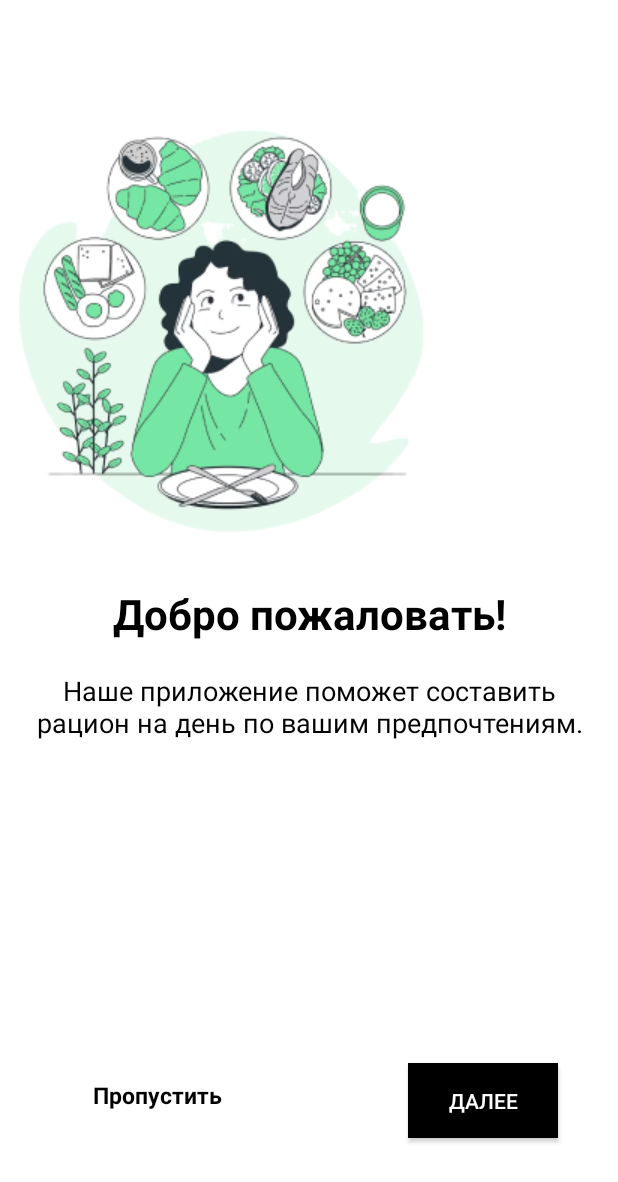
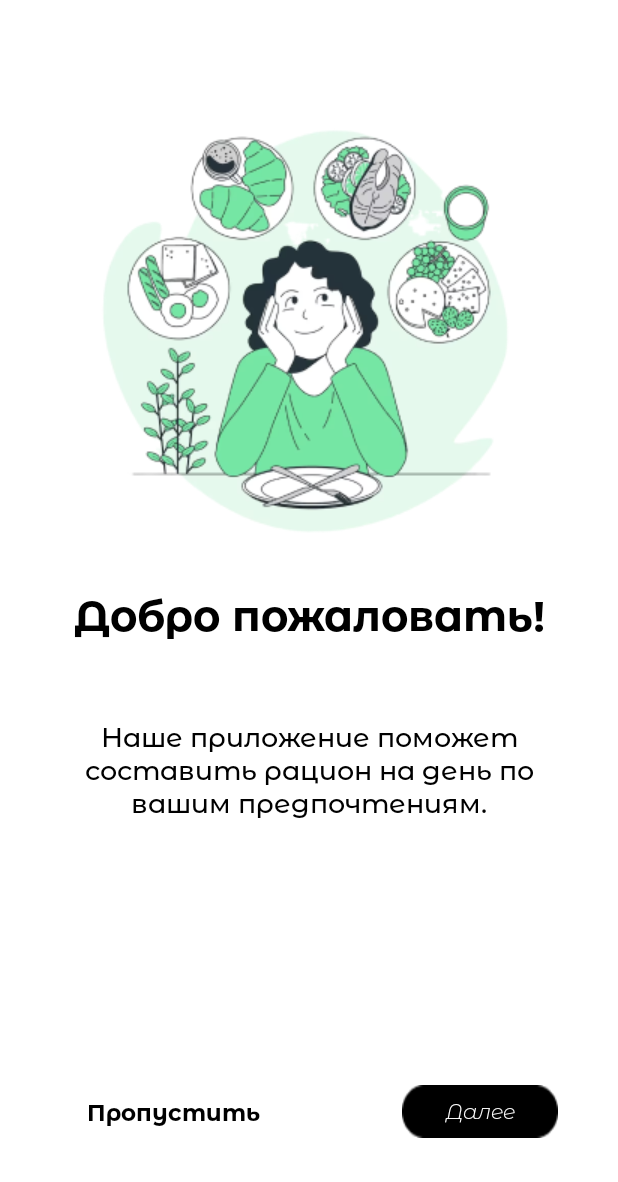
Before and after one commit to Epl-Grey/EatWell, an Android app: the screen it shows after launch (OnBordingScreen), on a phone screen of 412 x 824 dp. Shown: the top 1182 px of the screen. Run offline under Robolectric (Android 15) with nearby library versions, the phone set to English and light mode, and no system bars.

```diff
--- a/app/src/main/res/layout/activity_on_bording_screen.xml
+++ b/app/src/main/res/layout/activity_on_bording_screen.xml
@@ -14,9 +14,10 @@
     <TextView
         android:id="@+id/skipText"
         android:layout_width="wrap_content"
-        android:layout_height="wrap_content"
+        android:layout_height="35dp"
         app:layout_constraintBottom_toBottomOf="parent"
-        android:layout_marginBottom="83dp"
+        android:layout_marginBottom="58dp"
+        android:fontFamily="@font/montserrat2"
         app:layout_constraintLeft_toLeftOf="@id/button"
         android:layout_marginLeft="-210dp"
         android:text="Пропустить"
@@ -29,12 +30,14 @@
 
     <androidx.appcompat.widget.AppCompatButton
         android:id="@+id/button"
-        android:layout_width="100dp"
-        android:layout_height="50dp"
-        android:background="@color/black"
+        android:layout_width="wrap_content"
+        android:layout_height="35dp"
+        android:background="@drawable/btn_ob"
         android:text="Далее"
         android:textColor="@color/white"
         android:clickable="true"
+        android:textAllCaps="false"
+        android:fontFamily="@font/montserrat3"
         android:focusable="true"
         android:layout_marginBottom="65dp"
         android:layout_marginRight="40dp"
--- a/app/src/main/res/layout/page_ob.xml
+++ b/app/src/main/res/layout/page_ob.xml
@@ -13,8 +13,9 @@
         <ImageView
             android:layout_marginTop="80dp"
             android:id="@+id/image"
-            android:layout_width="wrap_content"
-            android:layout_height="wrap_content" />
+            android:layout_centerHorizontal="true"
+            android:layout_width="280dp"
+            android:layout_height="280dp" />
 
     <TextView
         android:id="@+id/title"
@@ -23,17 +24,21 @@
         android:text="@string/title1"
         android:textAlignment="center"
         android:layout_marginTop="390dp"
+        android:fontFamily="@font/montserrat2"
         android:textSize="28sp"
         android:textStyle="bold"
         android:textColor="@color/black"
         android:layout_marginBottom="20dp"/>
     <TextView
         android:id="@+id/description"
-        android:layout_width="match_parent"
+        android:layout_width="360dp"
         android:layout_height="wrap_content"
         android:layout_below="@id/title"
         android:text="@string/description1"
+        android:fontFamily="@font/montserrt4"
+        android:layout_marginTop="30dp"
         android:textColor="@color/black"
+        android:layout_centerHorizontal="true"
         android:textAlignment="center"
         android:textSize="18sp"/>
 
--- a/app/src/main/res/values/strings.xml
+++ b/app/src/main/res/values/strings.xml
@@ -12,6 +12,8 @@
     <string name="description2">Меню составляется основе ваших продуктов, которые вы можете добавить с помощью сканера.</string>
     <string name="description3">Благодаря регистриции все ваши данные будут успешно сохранены.</string>
     <string name="description4">Не забудьте указать ваш образ жизни, а также цель, чтобы мы смогли правильно подобрать вам рацион.</string>
+
+
     <string name="time">
         15:00
     </string>
```
Also changed, not shown: app/src/main/res/drawable/btn_ob.png (added).
